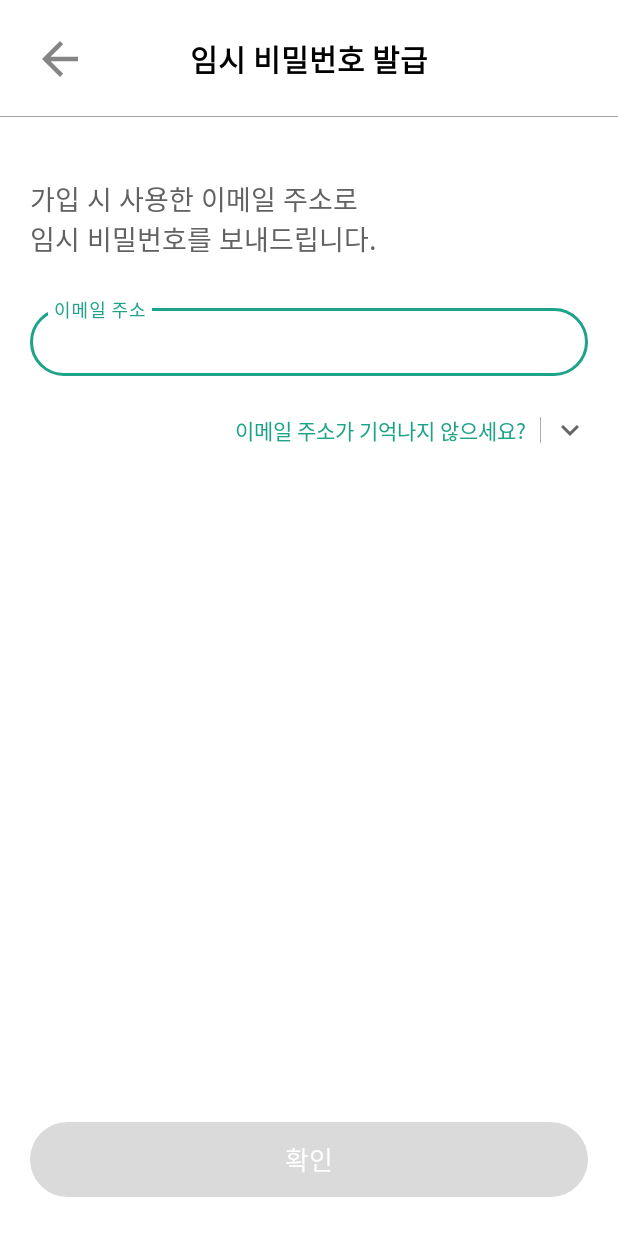
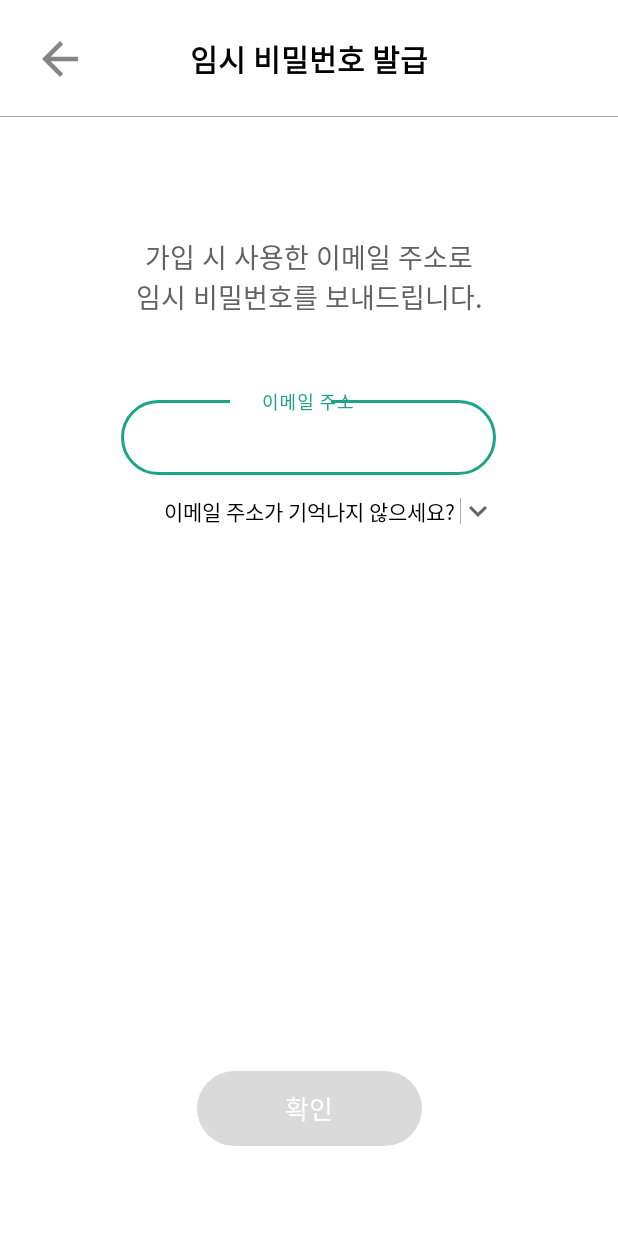
Before and after one commit to hoilea/HaveEat, an Android app: the fragment PasswordFindFragment shown on its own in the app's theme, on a phone screen of 412 x 824 dp. Run offline under Robolectric (Android 15) with nearby library versions, the phone set to English and light mode, and no system bars; our stand-ins replace Dagger/Hilt's generated code, Timber, data binding; libraries missing offline, so code that uses them is left out: androidx.hilt.lifecycle, com.kakao.sdk.

Commit message:
2021/4/14

```diff
--- a/app/src/main/res/layout/fragment_password_find.xml
+++ b/app/src/main/res/layout/fragment_password_find.xml
@@ -28,9 +28,10 @@
                 android:id="@+id/view_passwordFind_message"
                 android:layout_width="match_parent"
                 android:layout_height="wrap_content"
-                android:layout_marginTop="41dp"
+                android:layout_marginTop="80dp"
                 android:text="@string/password_find_message1"
                 android:textSize="18sp"
+                android:gravity="center"
                 android:paddingStart="@dimen/default_layout_padding"
                 android:paddingEnd="@dimen/default_layout_padding"
                 app:layout_constraintEnd_toEndOf="parent"
@@ -42,7 +43,7 @@
                 style="@style/EditTextLayout"
                 android:layout_width="match_parent"
                 android:layout_height="wrap_content"
-                android:layout_marginTop="27dp"
+                android:layout_marginTop="50dp"
                 android:paddingStart="@dimen/default_layout_padding"
                 android:paddingEnd="@dimen/default_layout_padding"
                 app:layout_constraintEnd_toEndOf="parent"
@@ -51,9 +52,11 @@
 
                 <com.google.android.material.textfield.TextInputEditText
                     android:id="@+id/view_passwordFind_email"
-                    android:layout_width="match_parent"
-                    android:layout_height="wrap_content"
+                    android:layout_width="250dp"
+                    android:layout_height="50dp"
                     android:hint="@string/signin_email"
+                    android:gravity="center"
+                    android:layout_gravity="center"
                     android:imeOptions="actionNext"
                     android:inputType="textEmailAddress"
                     android:singleLine="true"
@@ -61,47 +64,50 @@
                     android:textSize="16sp" />
             </com.google.android.material.textfield.TextInputLayout>
 
+            <View
+                android:id="@+id/view_passwordFind_toggleBar"
+                android:layout_width="0.5dp"
+                android:layout_height="17dp"
+                android:layout_marginEnd="7dp"
+                android:background="#acacac"
+                app:layout_constraintBottom_toBottomOf="@+id/view_passwordFind_toggle"
+                app:layout_constraintEnd_toStartOf="@+id/view_passwordFind_toggle"
+                app:layout_constraintStart_toStartOf="@+id/view_passwordFind_toggle"
+                app:layout_constraintTop_toTopOf="@+id/view_passwordFind_toggle" />
+
 
             <androidx.appcompat.widget.AppCompatImageView
                 android:id="@+id/view_passwordFind_toggle"
                 android:layout_width="wrap_content"
                 android:layout_height="wrap_content"
-                android:layout_marginTop="24dp"
+                android:layout_marginTop="12dp"
+                android:layout_marginStart="3dp"
+                android:contentDescription="@string/des_detail"
                 android:onClick="@{() -> vm.toggleMessage()}"
-                app:srcCompat="@drawable/bg_toggle_arrow"
-                app:layout_constraintEnd_toEndOf="parent"
-                android:contentDescription="@string/des_detail"
                 android:paddingEnd="@dimen/default_layout_padding"
-                app:layout_constraintTop_toBottomOf="@id/view_passwordFind_email_layout"/>
+                app:layout_constraintStart_toEndOf="@+id/view_passwordFind_message2"
+                app:layout_constraintTop_toBottomOf="@id/view_passwordFind_email_layout"
+                app:srcCompat="@drawable/bg_toggle_arrow" />
 
-            <View
-                android:id="@+id/view_passwordFind_toggleBar"
-                android:layout_width="0.5dp"
-                android:layout_height="17dp"
-                android:background="#acacac"
-                android:layout_marginEnd="7dp"
-                app:layout_constraintTop_toTopOf="@+id/view_passwordFind_toggle"
-                app:layout_constraintBottom_toBottomOf="@+id/view_passwordFind_toggle"
-                app:layout_constraintEnd_toStartOf="@+id/view_passwordFind_toggle"/>
 
             <androidx.appcompat.widget.AppCompatTextView
                 android:id="@+id/view_passwordFind_message2"
                 android:layout_width="wrap_content"
                 android:layout_height="wrap_content"
+                android:onClick="@{() -> vm.toggleMessage()}"
                 android:text="@string/password_find_message2"
-                android:textColor="@color/colorPrimary"
+                android:textColor="@color/black"
                 android:textSize="14sp"
-                android:layout_marginEnd="9dp"
-                android:onClick="@{() -> vm.toggleMessage()}"
-                app:layout_constraintTop_toTopOf="@+id/view_passwordFind_toggle"
                 app:layout_constraintBottom_toBottomOf="@+id/view_passwordFind_toggle"
-                app:layout_constraintEnd_toStartOf="@+id/view_passwordFind_toggleBar" />
+                app:layout_constraintEnd_toEndOf="parent"
+                app:layout_constraintStart_toStartOf="parent"
+                app:layout_constraintTop_toTopOf="@+id/view_passwordFind_toggle" />
 
             <androidx.appcompat.widget.AppCompatTextView
                 android:id="@+id/view_passwordFind_message3"
                 android:layout_width="wrap_content"
                 android:layout_height="wrap_content"
-                android:layout_marginTop="14dp"
+                android:layout_marginTop="25dp"
                 android:padding="14dp"
                 android:text="@string/password_find_message3"
                 android:textSize="14sp"
@@ -114,18 +120,16 @@
             <androidx.appcompat.widget.AppCompatButton
                 android:id="@+id/view_passwordFind_button"
                 style="@style/Button"
-                android:layout_width="match_parent"
+                android:layout_width="150dp"
                 android:layout_height="50dp"
                 android:layout_marginTop="18dp"
                 android:layout_marginBottom="6dp"
                 android:text="@string/confirm"
-                android:layout_marginStart="@dimen/default_layout_padding"
-                android:layout_marginEnd="@dimen/default_layout_padding"
                 app:layout_constraintBottom_toBottomOf="parent"
                 app:layout_constraintEnd_toEndOf="parent"
                 app:layout_constraintStart_toStartOf="parent"
                 app:layout_constraintTop_toBottomOf="@+id/view_passwordFind_message3"
-                app:layout_constraintVertical_bias="1" />
+                app:layout_constraintVertical_bias="0.911" />
 
         </androidx.constraintlayout.widget.ConstraintLayout>
     </ScrollView>
--- a/app/src/main/res/layout/fragment_password_find_result.xml
+++ b/app/src/main/res/layout/fragment_password_find_result.xml
@@ -29,7 +29,7 @@
             <androidx.appcompat.widget.AppCompatButton
                 android:id="@+id/view_passwordFindResult_button"
                 style="@style/Button"
-                android:layout_width="match_parent"
+                android:layout_width="150dp"
                 android:layout_height="50dp"
                 android:layout_marginTop="18dp"
                 android:layout_marginBottom="6dp"
--- a/app/src/main/res/layout/fragment_signin.xml
+++ b/app/src/main/res/layout/fragment_signin.xml
@@ -21,14 +21,15 @@
             app:layout_constraintEnd_toEndOf="parent"
             app:layout_constraintTop_toTopOf="parent"
             android:contentDescription="@string/close"
-            app:srcCompat="@drawable/x_btn" />
+            app:srcCompat="@drawable/x_btn"
+            android:visibility="gone"/>
 
 
         <ImageView
             android:id="@+id/view_signin_title"
             android:layout_width="301.9dp"
             android:layout_height="32.7dp"
-            android:layout_marginTop="140dp"
+            android:layout_marginTop="120dp"
             app:layout_constraintEnd_toEndOf="parent"
             app:layout_constraintStart_toStartOf="parent"
             app:layout_constraintTop_toTopOf="parent"
@@ -111,7 +112,7 @@
             android:id="@+id/view_signin_auto"
             android:layout_width="wrap_content"
             android:layout_height="wrap_content"
-            android:layout_marginTop="17dp"
+            android:layout_marginTop="14dp"
             android:buttonTint="@color/colorgreen"
             android:checked="true"
             android:text="@string/signin_auto"
@@ -127,7 +128,7 @@
             style="@style/Button"
             android:layout_width="150dp"
             android:layout_height="50dp"
-            android:layout_marginBottom="75dp"
+            android:layout_marginBottom="20dp"
             android:text="@string/signin_login"
             app:layout_constraintBottom_toTopOf="@+id/view_signin_social"
             app:layout_constraintEnd_toEndOf="parent"
--- a/app/src/main/res/values/strings.xml
+++ b/app/src/main/res/values/strings.xml
@@ -40,7 +40,7 @@
     <string name="splash_tour">서비스 둘러보기</string>
 
     <string name="signin_login">로그인</string>
-    <string name="signin_message">이메일 주소와 비밀번호를 입력하여\n해브잇 서비스에 로그인하세요.</string>
+    <string name="signin_message">이메일 주소와 비밀번호를 입력하여\n푸드닥터 서비스에 로그인하세요.</string>
     <string name="signin_email">이메일 주소</string>
     <string name="signin_password">비밀번호</string>
     <string name="signin_auto">자동 로그인</string>
@@ -106,7 +106,7 @@
 
     <string name="signup_complete_title">가입 완료</string>
     <string name="signup_complete_message1">가입이 완료되었습니다.</string>
-    <string name="signup_complete_message2">부가 정보를 입력하시면 푸디잇이 분석하여 하루 적정 식사량을 추천해 드려요.</string>
+    <string name="signup_complete_message2">부가 정보를 입력하시면 푸드닥터가 분석하여 하루 적정 식사량을 추천해 드려요.</string>
     <string name="signup_complete_more_input">부가 정보 입력</string>
     <string name="signup_complete_or">또한</string>
     <string name="signup_complete_next">다음에 할게요.</string>
```
